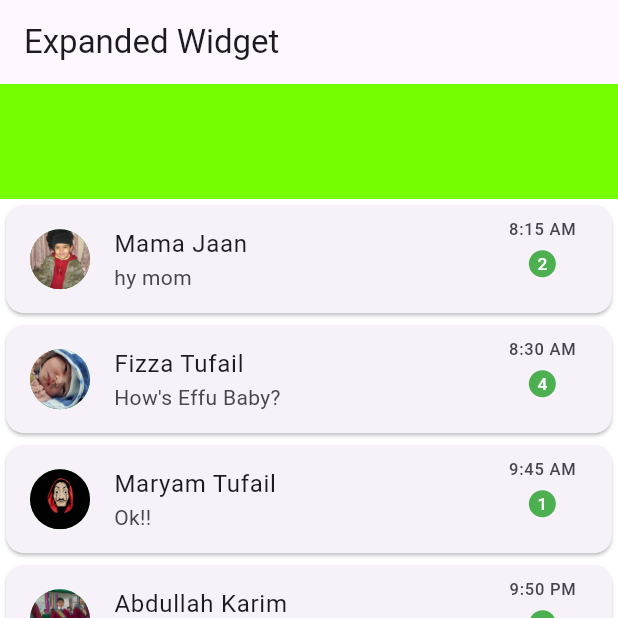
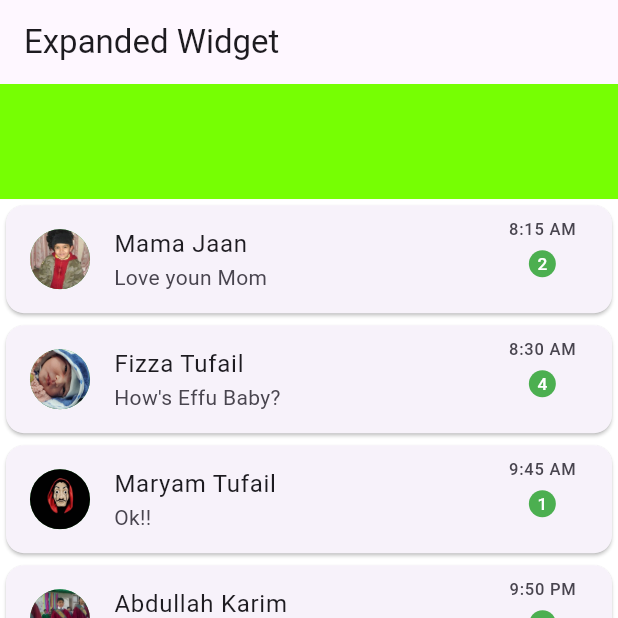
Before and after one commit to mominatufail/WhatsApp-Clone, a Flutter app: the screen it shows after launch, on a phone screen of 412 x 824 dp, the top half of it. Run offline on Flutter 3.47's test engine with Material 3 defaults, Android fonts, the phone set to English and light mode, and no system bars.

Commit message:
code updated

```diff
--- a/lib/WhatsApp.dart
+++ b/lib/WhatsApp.dart
@@ -16,7 +16,7 @@ class ExpandedClass extends StatelessWidget {
 
   ];
   List lastMessages=[
-    'hy mom', //0
+    'Love youn Mom', //0
     "How's Effu Baby?", //1
     'Ok!!', //2
     'Parhai kar lo',
```
